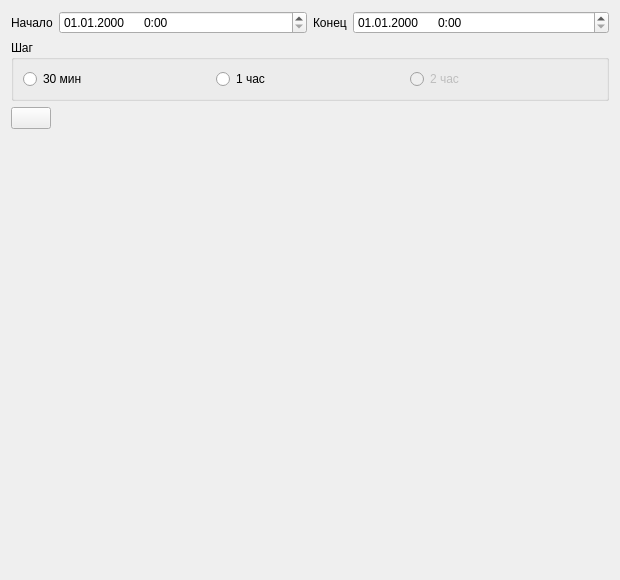
zaswed76/pc_club, file club_stat/gui/ui/out_form.ui: the form before one commit.
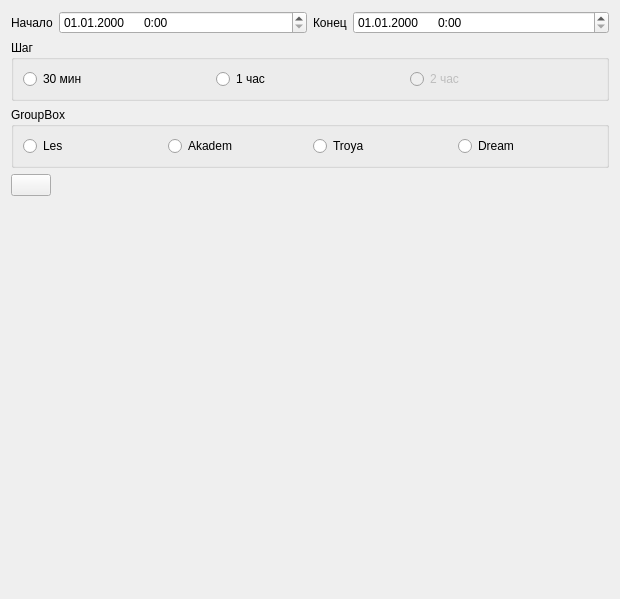
The form after the commit.

Commit message: create out_form

Patch:
```diff
--- a/club_stat/gui/ui/out_form.ui
+++ b/club_stat/gui/ui/out_form.ui
@@ -7,13 +7,13 @@
     <x>0</x>
     <y>0</y>
     <width>620</width>
-    <height>580</height>
+    <height>599</height>
    </rect>
   </property>
   <property name="windowTitle">
    <string>Form</string>
   </property>
-  <layout class="QVBoxLayout" name="verticalLayout" stretch="0,0,0,2,0">
+  <layout class="QVBoxLayout" name="verticalLayout" stretch="0,0,0,0,2,0">
    <item>
     <layout class="QHBoxLayout" name="horizontalLayout">
      <item>
@@ -87,6 +87,43 @@
      </layout>
     </widget>
    </item>
+   <item>
+    <widget class="QGroupBox" name="groupBox_2">
+     <property name="title">
+      <string>GroupBox</string>
+     </property>
+     <layout class="QHBoxLayout" name="horizontalLayout_4">
+      <item>
+       <widget class="QRadioButton" name="radioButton">
+        <property name="text">
+         <string>Les</string>
+        </property>
+       </widget>
+      </item>
+      <item>
+       <widget class="QRadioButton" name="radioButton_2">
+        <property name="text">
+         <string>Akadem</string>
+        </property>
+       </widget>
+      </item>
+      <item>
+       <widget class="QRadioButton" name="radioButton_3">
+        <property name="text">
+         <string>Troya</string>
+        </property>
+       </widget>
+      </item>
+      <item>
+       <widget class="QRadioButton" name="radioButton_4">
+        <property name="text">
+         <string>Dream</string>
+        </property>
+       </widget>
+      </item>
+     </layout>
+    </widget>
+   </item>
    <item>
     <layout class="QHBoxLayout" name="horizontalLayout_3">
      <item>
```
The commit also changes 1 other file.
